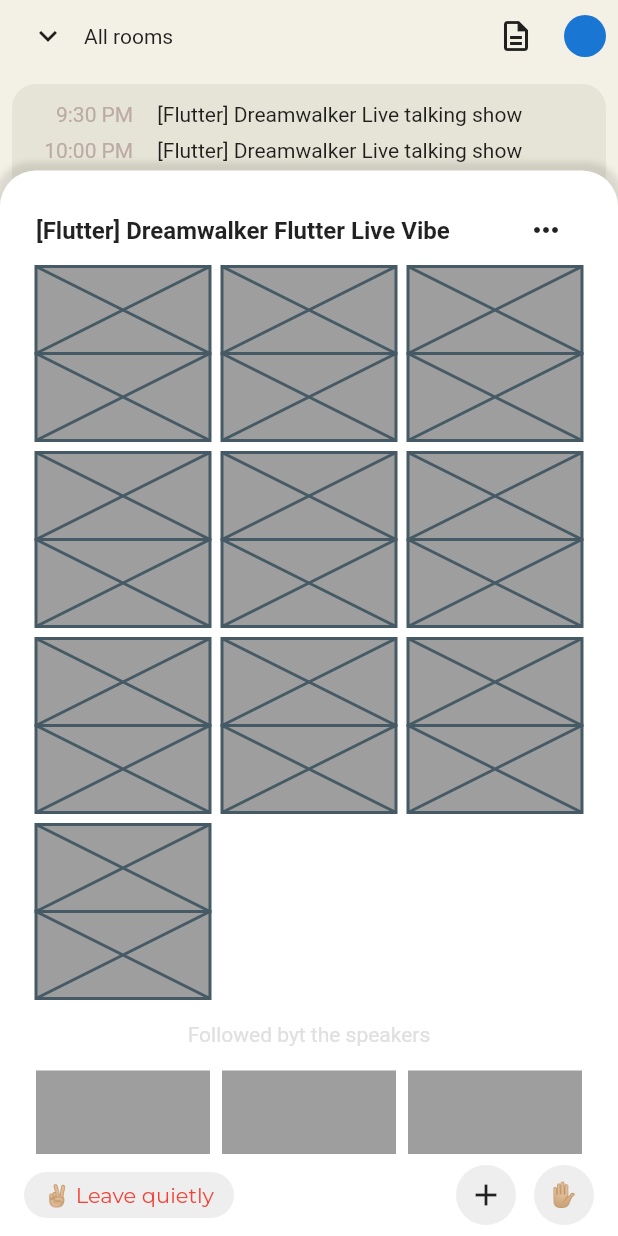
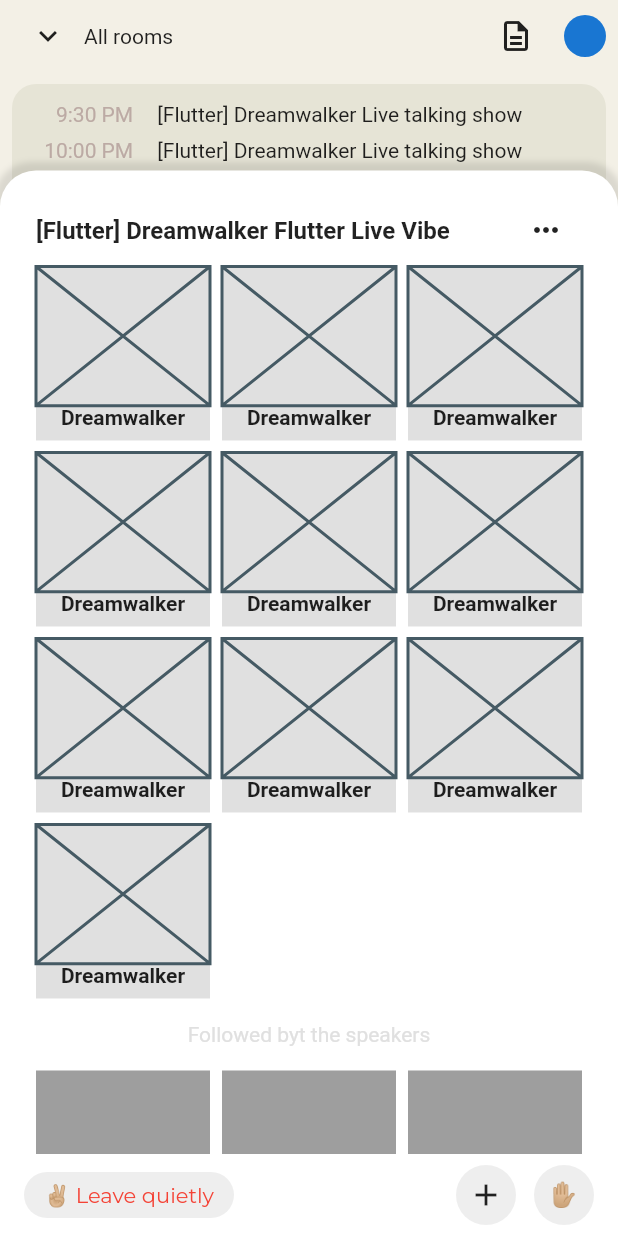
Before and after one commit to JAICHANGPARK/flutter_notebook_11th_story, a Flutter app: the screen it shows after launch, after a tap on the "apps" icon, after a tap on "+632", on a phone screen of 412 x 824 dp. Run offline on Flutter 3.47's test engine with Material 2 defaults, Android fonts, the phone set to English and light mode, and no system bars; drawn by our look-alikes of flutter_inner_drawer, flutter_slidable; our stand-ins replace backdrop, badges, google_fonts.

Commit message:
Update clubhouse_home_page.dart

```diff
--- a/lib/ep701_clubhouse/ui/clubhouse_home_page.dart
+++ b/lib/ep701_clubhouse/ui/clubhouse_home_page.dart
@@ -134,12 +134,18 @@ class _ClubhouseHomePageState extends State<ClubhouseHomePage> {
                                         crossAxisSpacing: 8,
                                         children: List.generate(10, (index) => Container(
                                           decoration: BoxDecoration(
-                                            color: Colors.grey
+                                            color: Colors.grey[300]
                                           ),
                                           child: Column(
                                             children: [
-                                              Expanded(child: Placeholder()),
-                                              Expanded(child: Placeholder()),
+                                              Expanded(
+                                                flex: 8,
+                                                  child: Placeholder()),
+                                              Expanded(
+                                                  flex: 2,
+                                                  child: Text("Dreamwalker", style: TextStyle(
+                                                    fontWeight: FontWeight.bold
+                                                  ),)),
                                             ],
                                           )
                                         ),
```
